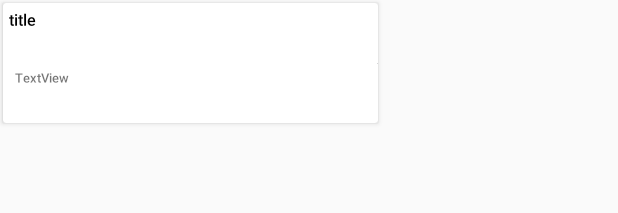
After one commit to arBlueSrc/group2080-online-shop-, an Android app: the layout layout_recycler_item.xml on its own in the app's theme, with its tools: preview values and no code run, on a phone screen of 412 x 824 dp. The commit adds this screen. Shown: the top 213 px of the screen. Run offline under Robolectric (Android 15) with nearby library versions, the phone set to English and light mode, and no system bars.

Commit message:
rv layout

```diff
--- a/app/src/main/java/com/appnita/digikala/retrofit/AricleAdapter.java
+++ b/app/src/main/java/com/appnita/digikala/retrofit/AricleAdapter.java
@@ -31,7 +31,7 @@ class AricleAdapter extends RecyclerView.Adapter<AricleAdapter.MyViewHolder> {
     @NonNull
     @Override
     public MyViewHolder onCreateViewHolder(@NonNull ViewGroup parent, int viewType) {
-        View view = LayoutInflater.from(context).inflate(R.layout.layout_article,parent,false);
+        View view = LayoutInflater.from(context).inflate(R.layout.layout_recycler_item,parent,false);
         return new MyViewHolder(view);
     }
 
--- /dev/null
+++ b/app/src/main/res/layout/layout_recycler_item.xml
@@ -0,0 +1,56 @@
+<?xml version="1.0" encoding="utf-8"?>
+<androidx.cardview.widget.CardView xmlns:android="http://schemas.android.com/apk/res/android"
+    xmlns:app="http://schemas.android.com/apk/res-auto"
+    xmlns:tools="http://schemas.android.com/tools"
+    android:layout_width="@dimen/card_width"
+    android:layout_height="@dimen/card_height"
+    android:layout_margin="@dimen/main_box">
+
+    <androidx.constraintlayout.widget.ConstraintLayout
+        android:layout_width="match_parent"
+        android:layout_height="match_parent"
+        android:layoutDirection="rtl"
+        >
+
+
+        <ImageView
+            android:id="@+id/rv_image"
+            android:layout_width="wrap_content"
+            android:layout_height="wrap_content"
+            android:adjustViewBounds="true"
+            app:layout_constraintBottom_toBottomOf="parent"
+            app:layout_constraintStart_toStartOf="parent"
+            app:layout_constraintTop_toTopOf="parent"
+            tools:srcCompat="@tools:sample/avatars" />
+
+        <TextView
+            android:id="@+id/rv_title"
+            android:layout_width="0dp"
+            android:layout_height="wrap_content"
+            android:layout_margin="4dp"
+            android:maxLines="2"
+            android:text="title"
+            android:textColor="@android:color/black"
+            android:textSize="10sp"
+            app:layout_constraintEnd_toEndOf="parent"
+            app:layout_constraintStart_toEndOf="@+id/rv_image"
+            app:layout_constraintTop_toTopOf="parent" />
+
+        <TextView
+            android:id="@+id/rv_content"
+            android:layout_width="0dp"
+            android:layout_height="wrap_content"
+            android:layout_marginLeft="8dp"
+            android:layout_marginRight="4dp"
+            android:maxLines="2"
+            android:text="TextView"
+            android:textSize="8sp"
+            app:layout_constraintBottom_toBottomOf="parent"
+            app:layout_constraintEnd_toEndOf="parent"
+            app:layout_constraintStart_toEndOf="@+id/rv_image"
+            app:layout_constraintTop_toBottomOf="@+id/rv_title" />
+    </androidx.constraintlayout.widget.ConstraintLayout>
+
+
+
+</androidx.cardview.widget.CardView>
--- a/app/src/main/res/values/dimens.xml
+++ b/app/src/main/res/values/dimens.xml
@@ -6,8 +6,8 @@
     <dimen name="main_box_txtmargin">6dp</dimen>
     <dimen name="main_box_imgpadding">6dp</dimen>
     <dimen name="main_hor_scroll_padding">8dp</dimen>
-    <dimen name="card_width">150dp</dimen>
-    <dimen name="card_height">200dp</dimen>
+    <dimen name="card_width">250dp</dimen>
+    <dimen name="card_height">80dp</dimen>
     <dimen name="comment_redius">32dp</dimen>
     <dimen name="button_redius">12dp</dimen>
     <dimen name="edt_redius">12dp</dimen>
```
Also changed, not shown: app/src/main/res/layout/layout_article.xml (deleted, +0 -41 lines).
